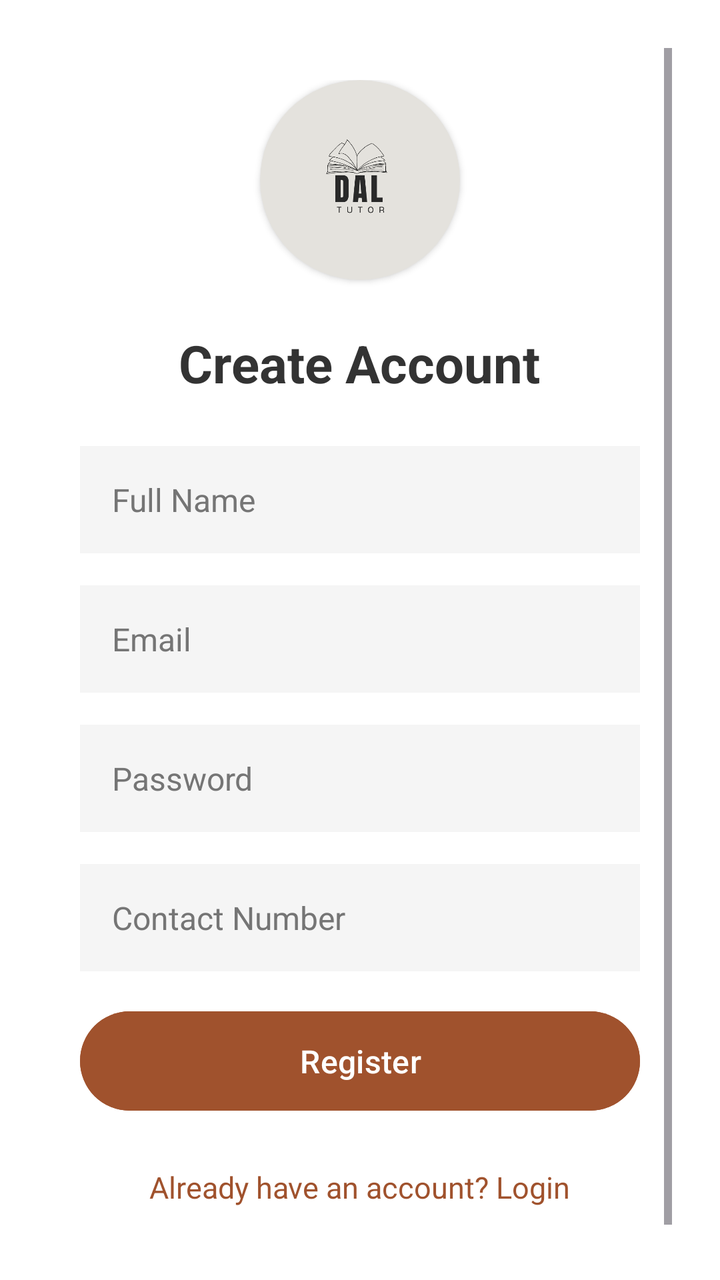
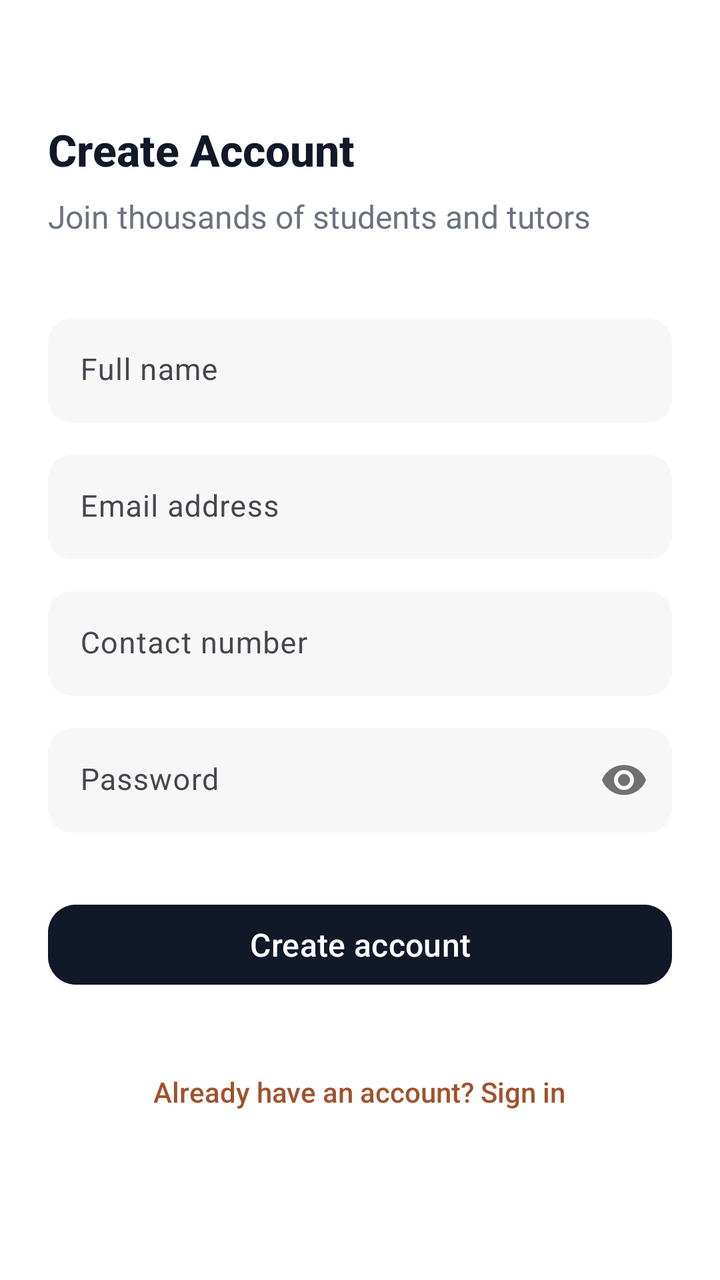

Compare the two renders of this Android layout. The source of the first and the diff that turns it into the second are given below.
<!-- AndroidManifest.xml: application theme Theme.Csci3130Group1 -->
<!-- res/layout/activity_register.xml -->
<?xml version="1.0" encoding="utf-8"?>
<RelativeLayout xmlns:android="http://schemas.android.com/apk/res/android"
    xmlns:app="http://schemas.android.com/apk/res-auto"
    xmlns:tools="http://schemas.android.com/tools"
    android:layout_width="match_parent"
    android:layout_height="match_parent"
    android:background="#FFFFFF"
    android:padding="24dp"
    tools:context=".RegisterActivity">

    <ScrollView
        android:layout_width="match_parent"
        android:layout_height="match_parent"
        android:fillViewport="true">

        <LinearLayout
            android:layout_width="match_parent"
            android:layout_height="wrap_content"
            android:gravity="center"
            android:orientation="vertical"
            android:padding="16dp">

            
            <androidx.cardview.widget.CardView
                android:id="@+id/logo_container"
                android:layout_width="100dp"
                android:layout_height="100dp"
                app:cardCornerRadius="50dp"
                app:cardElevation="2dp"
                android:layout_marginBottom="24dp"
                app:cardBackgroundColor="#e4e2dd">

                <ImageView
                    android:layout_width="match_parent"
                    android:layout_height="match_parent"
                    android:src="@drawable/app_icon"
                    android:scaleType="centerInside"
                    android:padding="12dp" />
            </androidx.cardview.widget.CardView>

            
            <TextView
                android:layout_width="wrap_content"
                android:layout_height="wrap_content"
                android:text="Create Account"
                android:textSize="26sp"
                android:textStyle="bold"
                android:textColor="#333333"
                android:layout_marginBottom="24dp" />

            
            <EditText
                android:id="@+id/name_input"
                android:layout_width="match_parent"
                android:layout_height="wrap_content"
                android:hint="Full Name"
                android:inputType="textPersonName"
                android:padding="16dp"
                android:background="#F5F5F5"
                android:layout_marginBottom="16dp"
                android:textColor="@android:color/black"
                android:textColorHint="#757575"
                android:textSize="16sp"/>

            <EditText
                android:id="@+id/email_input"
                android:layout_width="match_parent"
                android:layout_height="wrap_content"
                android:hint="Email"
                android:inputType="textEmailAddress"
                android:padding="16dp"
                android:background="#F5F5F5"
                android:layout_marginBottom="16dp"
                android:textColor="@android:color/black"
                android:textColorHint="#757575"
                android:textSize="16sp"/>

            <EditText
                android:id="@+id/password_input"
                android:layout_width="match_parent"
                android:layout_height="wrap_content"
                android:hint="Password"
                android:inputType="textPassword"
                android:padding="16dp"
                android:background="#F5F5F5"
                android:layout_marginBottom="16dp"
                android:textColor="@android:color/black"
                android:textColorHint="#757575"
                android:textSize="16sp"/>

            <EditText
                android:id="@+id/contact_input"
                android:layout_width="match_parent"
                android:layout_height="wrap_content"
                android:hint="Contact Number"
                android:inputType="phone"
                android:padding="16dp"
                android:background="#F5F5F5"
                android:layout_marginBottom="16dp"
                android:textColor="@android:color/black"
                android:textColorHint="#757575"
                android:textSize="16sp"/>


            <Button
                android:id="@+id/register_button"
                android:layout_width="match_parent"
                android:layout_height="wrap_content"
                android:backgroundTint="#A0522D"
                android:padding="14dp"
                android:text="Register"
                android:textColor="@android:color/white"
                android:textSize="16sp"/>

            
            <TextView
                android:id="@+id/login_link"
                android:layout_width="wrap_content"
                android:layout_height="wrap_content"
                android:text="Already have an account? Login"
                android:textColor="#A0522D"
                android:textSize="15sp"
                android:layout_marginTop="24dp"
                android:clickable="true"
                android:focusable="true"/>
        </LinearLayout>
    </ScrollView>
</RelativeLayout>
<!-- resources referenced by this layout -->
<resources>
  <!-- drawable app_icon: png bitmap (drawable, 18173 bytes) -->
  <style name="Theme.Csci3130Group1" parent="Base.Theme.Csci3130Group1" />
  <style name="Base.Theme.Csci3130Group1" parent="Theme.Material3.DayNight.NoActionBar">
          
          <item name="colorPrimary">#111827</item>
          <item name="colorOnPrimary">#FFFFFF</item>
          <item name="colorSecondary">#6B7280</item>
          <item name="colorOnSecondary">#FFFFFF</item>
          
          <item name="colorPrimaryContainer">#F3F4F6</item>
          <item name="colorOnPrimaryContainer">#111827</item>
          <item name="colorSecondaryContainer">#F3F4F6</item>
          <item name="colorOnSecondaryContainer">#111827</item>
          <item name="colorTertiary">#9CA3AF</item>
          <item name="colorSurface">#FFFFFF</item>
          <item name="colorOnSurface">#111827</item>
          <item name="colorOutline">#E5E7EB</item>
          <item name="android:navigationBarColor">#FFFFFF</item>
          <item name="android:statusBarColor">#FFFFFF</item>
      </style>
</resources>

<!-- the commit's change to res/layout/activity_register.xml (unified diff, before → after) -->
@@ -1,128 +1,186 @@
 <?xml version="1.0" encoding="utf-8"?>
-<RelativeLayout xmlns:android="http://schemas.android.com/apk/res/android"
+<ScrollView xmlns:android="http://schemas.android.com/apk/res/android"
     xmlns:app="http://schemas.android.com/apk/res-auto"
     xmlns:tools="http://schemas.android.com/tools"
     android:layout_width="match_parent"
     android:layout_height="match_parent"
     android:background="#FFFFFF"
-    android:padding="24dp"
+    android:fillViewport="true"
     tools:context=".RegisterActivity">
 
-    <ScrollView
+    <LinearLayout
         android:layout_width="match_parent"
-        android:layout_height="match_parent"
-        android:fillViewport="true">
+        android:layout_height="wrap_content"
+        android:orientation="vertical"
+        android:paddingHorizontal="24dp"
+        android:paddingTop="60dp"
+        android:paddingBottom="32dp">
 
-        <LinearLayout
+        
+        <TextView
+            android:layout_width="wrap_content"
+            android:layout_height="wrap_content"
+            android:text="Create Account"
+            android:textSize="22sp"
+            android:fontFamily="sans-serif-medium"
+            android:textStyle="bold"
+            android:textColor="#111827"
+            android:layout_marginBottom="8dp"/>
+
+        <TextView
+            android:layout_width="wrap_content"
+            android:layout_height="wrap_content"
+            android:text="Join thousands of students and tutors"
+            android:textSize="16sp"
+            android:textColor="#6B7280"
+            android:layout_marginBottom="40dp"/>
+
+        
+        <com.google.android.material.textfield.TextInputLayout
             android:layout_width="match_parent"
             android:layout_height="wrap_content"
-            android:gravity="center"
-            android:orientation="vertical"
-            android:padding="16dp">
+            android:layout_marginBottom="16dp"
+            app:boxBackgroundMode="filled"
+            app:boxBackgroundColor="#F7F7F8"
+            app:boxStrokeWidth="0dp"
+            app:boxStrokeWidthFocused="1dp"
+            app:boxStrokeColor="#E5E7EB"
+            app:boxCornerRadiusTopStart="12dp"
+            app:boxCornerRadiusTopEnd="12dp"
+            app:boxCornerRadiusBottomStart="12dp"
+            app:boxCornerRadiusBottomEnd="12dp"
+            app:hintTextColor="#6F7780">
 
-            
-            <androidx.cardview.widget.CardView
-                android:id="@+id/logo_container"
-                android:layout_width="100dp"
-                android:layout_height="100dp"
-                app:cardCornerRadius="50dp"
-                app:cardElevation="2dp"
-                android:layout_marginBottom="24dp"
-                app:cardBackgroundColor="#e4e2dd">
-
-                <ImageView
-                    android:layout_width="match_parent"
-                    android:layout_height="match_parent"
-                    android:src="@drawable/app_icon"
-                    android:scaleType="centerInside"
-                    android:padding="12dp" />
-            </androidx.cardview.widget.CardView>
-
-            
-            <TextView
-                android:layout_width="wrap_content"
-                android:layout_height="wrap_content"
-                android:text="Create Account"
-                android:textSize="26sp"
-                android:textStyle="bold"
-                android:textColor="#333333"
-                android:layout_marginBottom="24dp" />
-
-            
-            <EditText
+            <com.google.android.material.textfield.TextInputEditText
                 android:id="@+id/name_input"
                 android:layout_width="match_parent"
                 android:layout_height="wrap_content"
-                android:hint="Full Name"
+                android:hint="Full name"
+                android:textSize="15sp"
+                android:textColor="#2D333A"
+                android:fontFamily="sans-serif"
                 android:inputType="textPersonName"
-                android:padding="16dp"
-                android:background="#F5F5F5"
-                android:layout_marginBottom="16dp"
-                android:textColor="@android:color/black"
-                android:textColorHint="#757575"
-                android:textSize="16sp"/>
+                android:padding="16dp" />
+        </com.google.android.material.textfield.TextInputLayout>
 
-            <EditText
+        
+        <com.google.android.material.textfield.TextInputLayout
+            android:layout_width="match_parent"
+            android:layout_height="wrap_content"
+            android:layout_marginBottom="16dp"
+            app:boxBackgroundMode="filled"
+            app:boxBackgroundColor="#F7F7F8"
+            app:boxStrokeWidth="0dp"
+            app:boxStrokeWidthFocused="1dp"
+            app:boxStrokeColor="#E5E7EB"
+            app:boxCornerRadiusTopStart="12dp"
+            app:boxCornerRadiusTopEnd="12dp"
+            app:boxCornerRadiusBottomStart="12dp"
+            app:boxCornerRadiusBottomEnd="12dp"
+            app:hintTextColor="#6F7780">
+
+            <com.google.android.material.textfield.TextInputEditText
                 android:id="@+id/email_input"
                 android:layout_width="match_parent"
                 android:layout_height="wrap_content"
-                android:hint="Email"
+                android:hint="Email address"
+                android:textSize="15sp"
+                android:textColor="#2D333A"
+                android:fontFamily="sans-serif"
                 android:inputType="textEmailAddress"
-                android:padding="16dp"
-                android:background="#F5F5F5"
-                android:layout_marginBottom="16dp"
-                android:textColor="@android:color/black"
-                android:textColorHint="#757575"
-                android:textSize="16sp"/>
+                android:padding="16dp" />
+        </com.google.android.material.textfield.TextInputLayout>
 
-            <EditText
+        
+        <com.google.android.material.textfield.TextInputLayout
+            android:layout_width="match_parent"
+            android:layout_height="wrap_content"
+            android:layout_marginBottom="16dp"
+            app:boxBackgroundMode="filled"
+            app:boxBackgroundColor="#F7F7F8"
+            app:boxStrokeWidth="0dp"
+            app:boxStrokeWidthFocused="1dp"
+            app:boxStrokeColor="#E5E7EB"
+            app:boxCornerRadiusTopStart="12dp"
+            app:boxCornerRadiusTopEnd="12dp"
+            app:boxCornerRadiusBottomStart="12dp"
+            app:boxCornerRadiusBottomEnd="12dp"
+            app:hintTextColor="#6F7780">
+
+            <com.google.android.material.textfield.TextInputEditText
+                android:id="@+id/contact_input"
+                android:layout_width="match_parent"
+                android:layout_height="wrap_content"
+                android:hint="Contact number"
+                android:textSize="15sp"
+                android:textColor="#2D333A"
+                android:fontFamily="sans-serif"
+                android:inputType="phone"
+                android:padding="16dp" />
+        </com.google.android.material.textfield.TextInputLayout>
+
+        
+        <com.google.android.material.textfield.TextInputLayout
+            android:layout_width="match_parent"
+            android:layout_height="wrap_content"
+            android:layout_marginBottom="32dp"
+            app:boxBackgroundMode="filled"
+            app:boxBackgroundColor="#F7F7F8"
+            app:boxStrokeWidth="0dp"
+            app:boxStrokeWidthFocused="1dp"
+            app:boxStrokeColor="#E5E7EB"
+            app:boxCornerRadiusTopStart="12dp"
+            app:boxCornerRadiusTopEnd="12dp"
+            app:boxCornerRadiusBottomStart="12dp"
+            app:boxCornerRadiusBottomEnd="12dp"
+            app:hintTextColor="#6F7780"
+            app:passwordToggleEnabled="true">
+
+            <com.google.android.material.textfield.TextInputEditText
                 android:id="@+id/password_input"
                 android:layout_width="match_parent"
                 android:layout_height="wrap_content"
                 android:hint="Password"
+                android:textSize="15sp"
+                android:textColor="#2D333A"
+                android:fontFamily="sans-serif"
                 android:inputType="textPassword"
-                android:padding="16dp"
-                android:background="#F5F5F5"
-                android:layout_marginBottom="16dp"
-                android:textColor="@android:color/black"
-                android:textColorHint="#757575"
-                android:textSize="16sp"/>
+                android:padding="16dp" />
+        </com.google.android.material.textfield.TextInputLayout>
 
-            <EditText
-                android:id="@+id/contact_input"
-                android:layout_width="match_parent"
-                android:layout_height="wrap_content"
-                android:hint="Contact Number"
-                android:inputType="phone"
-                android:padding="16dp"
-                android:background="#F5F5F5"
-                android:layout_marginBottom="16dp"
-                android:textColor="@android:color/black"
-                android:textColorHint="#757575"
-                android:textSize="16sp"/>
+        
+        <Button
+            android:id="@+id/register_button"
+            style="@style/Widget.Material3.Button"
+            android:layout_width="match_parent"
+            android:layout_height="wrap_content"
+            android:text="Create account"
+            android:textAllCaps="false"
+            android:textColor="#FFFFFF"
+            android:backgroundTint="#111827"
+            app:rippleColor="@color/btn_black_ripple"
+            app:cornerRadius="14dp"
+            android:textSize="16sp"
+            android:fontFamily="sans-serif-medium"
+            android:layout_marginBottom="32dp"/>
 
+        
+        <LinearLayout
+            android:layout_width="match_parent"
+            android:layout_height="wrap_content"
+            android:gravity="center_horizontal">
 
-            <Button
-                android:id="@+id/register_button"
-                android:layout_width="match_parent"
-                android:layout_height="wrap_content"
-                android:backgroundTint="#A0522D"
-                android:padding="14dp"
-                android:text="Register"
-                android:textColor="@android:color/white"
-                android:textSize="16sp"/>
-
-            
             <TextView
                 android:id="@+id/login_link"
                 android:layout_width="wrap_content"
                 android:layout_height="wrap_content"
-                android:text="Already have an account? Login"
+                android:text="Already have an account? Sign in"
                 android:textColor="#A0522D"
-                android:textSize="15sp"
-                android:layout_marginTop="24dp"
+                android:textSize="14sp"
+                android:padding="8dp"
+                android:fontFamily="sans-serif-medium"
                 android:clickable="true"
                 android:focusable="true"/>
         </LinearLayout>
-    </ScrollView>
-</RelativeLayout>
+    </LinearLayout>
+</ScrollView>
<!-- resource entries referenced after the edit -->
@@ -1,6 +1,5 @@
 <!-- resources referenced by this layout -->
 <resources>
-  <!-- drawable app_icon: png bitmap (drawable, 18173 bytes) -->
   <style name="Theme.Csci3130Group1" parent="Base.Theme.Csci3130Group1" />
   <style name="Base.Theme.Csci3130Group1" parent="Theme.Material3.DayNight.NoActionBar">
           
